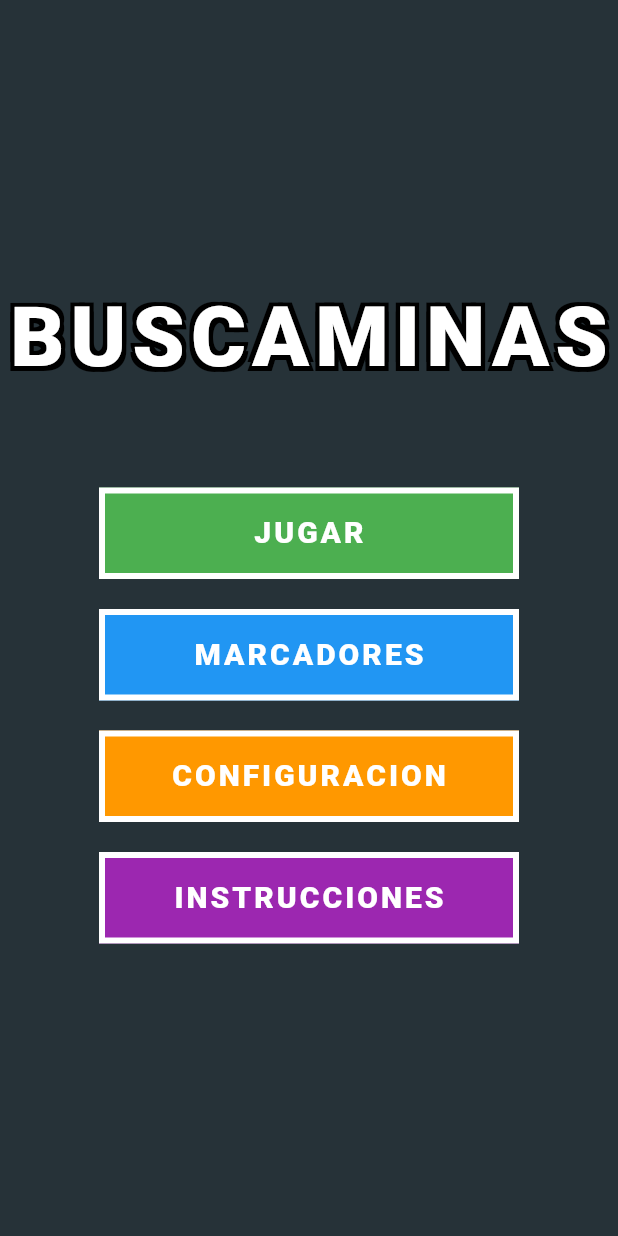
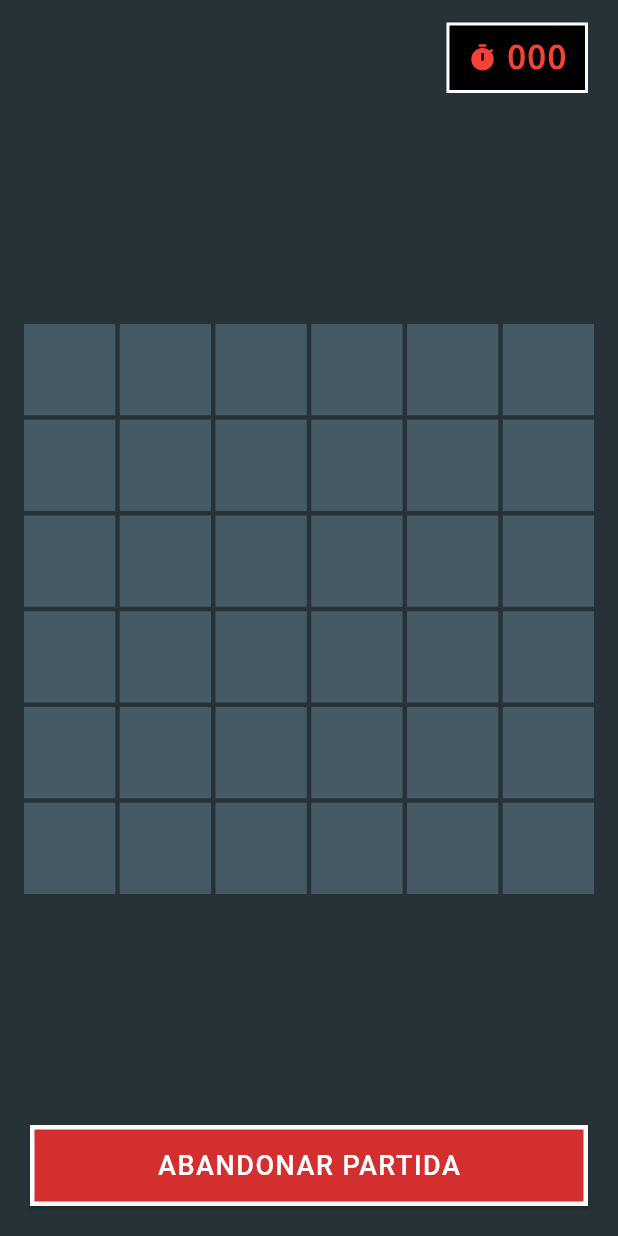
Before and after one commit to genesis-2909/Proyecto-Buscaminas-Genesis-Pena-y-Emily-Rodriguez, a Flutter app: the screen it shows after launch, after a tap on "JUGAR", on a phone screen of 412 x 824 dp. Run offline on Flutter 3.47's test engine with Material 3 defaults, Android fonts, the phone set to English and light mode, and no system bars; our stand-ins replace animate_do, shared_preferences; Roboto replaces fonts that are missing (Impact).

Commit message:
Emily: Tablero dinamico con cronometro y navegacion del juego completados

```diff
--- /dev/null
+++ b/lib/models/board_model.dart
@@ -0,0 +1,137 @@
+import 'dart:math';
+import 'cell_model.dart';
+
+class BoardModel {
+  final int rows;
+  final int cols;
+  final int numberOfMines;
+
+  late List<List<CellModel>> cells;
+  bool isGameOver = false;
+  bool isGameWon = false;
+
+  BoardModel({
+    required this.rows,
+    required this.cols,
+    required this.numberOfMines,
+  }) {
+    _generateBoard();
+  }
+
+  void _generateBoard() {
+    cells = List.generate(rows, (r) {
+      return List.generate(cols, (c) {
+        return CellModel(row: r, col: c);
+      });
+    });
+    _placeMines();
+    _calculateAdjacentMines();
+  }
+
+  void _placeMines() {
+    int minesPlaced = 0;
+    final random = Random();
+
+    while (minesPlaced < numberOfMines) {
+      int r = random.nextInt(rows);
+      int c = random.nextInt(cols);
+
+      if (!cells[r][c].isMine) {
+        cells[r][c].isMine = true;
+        minesPlaced++;
+      }
+    }
+  }
+
+  void _calculateAdjacentMines() {
+    for (int r = 0; r < rows; r++) {
+      for (int c = 0; c < cols; c++) {
+        if (cells[r][c].isMine) continue;
+
+        int mineCount = 0;
+        for (int i = -1; i <= 1; i++) {
+          for (int j = -1; j <= 1; j++) {
+            int newRow = r + i;
+            int newCol = c + j;
+
+            if (newRow >= 0 && newRow < rows && newCol >= 0 && newCol < cols) {
+              if (cells[newRow][newCol].isMine) {
+                mineCount++;
+              }
+            }
+          }
+        }
+        cells[r][c].adjacentMines = mineCount;
+      }
+    }
+  }
+
+  void revealCell(int r, int c) {
+    if (isGameOver ||
+        isGameWon ||
+        cells[r][c].isRevealed ||
+        cells[r][c].isFlagged)
+      return;
+
+    cells[r][c].isRevealed = true;
+
+    if (cells[r][c].isMine) {
+      isGameOver = true;
+      _revealAllMines();
+      return;
+    }
+
+    if (cells[r][c].adjacentMines == 0) {
+      _revealExpanded(r, c);
+    }
+
+    _checkWinCondition();
+  }
+
+  void _revealExpanded(int r, int c) {
+    for (int i = -1; i <= 1; i++) {
+      for (int j = -1; j <= 1; j++) {
+        int newRow = r + i;
+        int newCol = c + j;
+
+        if (newRow >= 0 && newRow < rows && newCol >= 0 && newCol < cols) {
+          final neighbor = cells[newRow][newCol];
+          if (!neighbor.isRevealed && !neighbor.isMine && !neighbor.isFlagged) {
+            neighbor.isRevealed = true;
+            if (neighbor.adjacentMines == 0) {
+              _revealExpanded(newRow, newCol);
+            }
+          }
+        }
+      }
+    }
+  }
+
+  void toggleFlag(int r, int c) {
+    if (isGameOver || isGameWon || cells[r][c].isRevealed) return;
+    cells[r][c].isFlagged = !cells[r][c].isFlagged;
+  }
+
+  void _revealAllMines() {
+    for (var row in cells) {
+      for (var cell in row) {
+        if (cell.isMine) cell.isRevealed = true;
+      }
+    }
+  }
+
+  void _checkWinCondition() {
+    bool won = true;
+    for (var row in cells) {
+      for (var cell in row) {
+        if (!cell.isMine && !cell.isRevealed) {
+          won = false;
+          break;
+        }
+      }
+    }
+    if (won) {
+      isGameWon = true;
+    }
+  }
+}
--- /dev/null
+++ b/lib/models/cell_model.dart
@@ -0,0 +1,18 @@
+class CellModel {
+  final int row;
+  final int col;
+
+  bool isMine;
+  bool isRevealed;
+  bool isFlagged;
+  int adjacentMines;
+
+  CellModel({
+    required this.row,
+    required this.col,
+    this.isMine = false,
+    this.isRevealed = false,
+    this.isFlagged = false,
+    this.adjacentMines = 0,
+  });
+}
--- /dev/null
+++ b/lib/screens/game_screen.dart
@@ -0,0 +1,339 @@
+import 'dart:async';
+import 'package:flutter/material.dart';
+import '../core/game_preferences.dart';
+import 'package:proyecto_buscaminas/models/board_model.dart';
+import 'package:proyecto_buscaminas/models/cell_model.dart';
+
+class GameScreen extends StatefulWidget {
+  const GameScreen({super.key});
+
+  @override
+  State<GameScreen> createState() => _GameScreenState();
+}
+
+class _GameScreenState extends State<GameScreen> {
+  BoardModel? _board;
+  Timer? _timer;
+  int _secondsElapsed = 0;
+  bool _isFirstClick = true;
+  String _difficultyName = 'Principiante';
+
+  @override
+  void initState() {
+    super.initState();
+    _setupGame();
+  }
+
+  @override
+  void dispose() {
+    _timer?.cancel();
+    super.dispose();
+  }
+
+  // Carga la dificultad guardada dinámicamente y crea el tablero lógico
+  void _setupGame() async {
+    final prefs = await GamePreferences.getDifficulty();
+
+    setState(() {
+      _difficultyName = prefs['name'];
+      _board = BoardModel(
+        rows: prefs['rows'],
+        cols: prefs['cols'],
+        numberOfMines: prefs['mines'],
+      );
+      _secondsElapsed = 0;
+      _isFirstClick = true;
+    });
+    _timer?.cancel();
+  }
+
+  // Inicia el cronómetro en el primer toque del jugador
+  void _startTimer() {
+    _timer = Timer.periodic(const Duration(seconds: 1), (timer) {
+      if (_board != null && !_board!.isGameOver && !_board!.isGameWon) {
+        setState(() {
+          _secondsElapsed++;
+        });
+      } else {
+        _timer?.cancel();
+      }
+    });
+  }
+
+  // Maneja el clic normal en una casilla
+  void _handleCellTap(int r, int c) {
+    if (_board == null || _board!.isGameOver || _board!.isGameWon) return;
+
+    if (_isFirstClick) {
+      _isFirstClick = false;
+      _startTimer();
+    }
+
+    setState(() {
+      _board!.revealCell(r, c);
+    });
+
+    if (_board!.isGameOver) {
+      _showEndDialog(
+        title: '¡BOOM!',
+        message: 'Pisaste una mina. Inténtalo de nuevo.',
+        color: Colors.red,
+      );
+    } else if (_board!.isGameWon) {
+      _showEndDialog(
+        title: '¡VICTORIA!',
+        message: '¡Ganaste en $_secondsElapsed segundos!',
+        color: Colors.green,
+      );
+      // Aquí conectaremos luego el guardado en los marcadores
+    }
+  }
+
+  // Maneja el clic largo para colocar banderas
+  void _handleCellLongPress(int r, int c) {
+    if (_board == null || _board!.isGameOver || _board!.isGameWon) return;
+
+    setState(() {
+      _board!.toggleFlag(r, c);
+    });
+  }
+
+  // Alerta de fin de partida (Ganar o Perder)
+  void _showEndDialog({
+    required String title,
+    required String message,
+    required Color color,
+  }) {
+    showDialog(
+      context: context,
+      barrierDismissible: false,
+      builder: (context) => AlertDialog(
+        backgroundColor: Colors.blueGrey[800],
+        shape: const RoundedRectangleBorder(
+          side: BorderSide(color: Colors.white, width: 3),
+          borderRadius: BorderRadius.zero,
+        ),
+        title: Text(
+          title,
+          style: TextStyle(
+            fontFamily: 'Impact',
+            color: color,
+            fontSize: 28,
+            letterSpacing: 2,
+          ),
+        ),
+        content: Text(
+          message,
+          style: const TextStyle(color: Colors.white, fontSize: 16),
+        ),
+        actions: [
+          TextButton(
+            onPressed: () {
+              Navigator.pop(context);
+              _setupGame(); // Reinicia el juego
+            },
+            child: const Text(
+              'REINTENTAR',
+              style: TextStyle(color: Colors.yellow, fontFamily: 'Impact'),
+            ),
+          ),
+          TextButton(
+            onPressed: () {
+              Navigator.pop(context); // Cierra el diálogo
+              Navigator.pop(context); // Vuelve al menú
+            },
+            child: const Text(
+              'MENU',
+              style: TextStyle(color: Colors.white, fontFamily: 'Impact'),
+            ),
+          ),
+        ],
+      ),
+    );
+  }
+
+  @override
+  Widget build(BuildContext context) {
+    if (_board == null) {
+      return Scaffold(
+        backgroundColor: Colors.blueGrey[900],
+        body: const Center(
+          child: CircularProgressIndicator(color: Colors.green),
+        ),
+      );
+    }
+
+    return Scaffold(
+      backgroundColor: Colors.blueGrey[900],
+      body: SafeArea(
+        child: Column(
+          children: [
+            const SizedBox(height: 15),
+            // CABECERA DEL JUEGO (Dificultad y Cronómetro)
+            Padding(
+              padding: const EdgeInsets.symmetric(horizontal: 20.0),
+              child: Row(
+                mainAxisAlignment: MainAxisAlignment.spaceBetween,
+                children: [
+                  Text(
+                    _difficultyName.toUpperCase(),
+                    style: const TextStyle(
+                      color: Colors.white,
+                      fontSize: 22,
+                      fontFamily: 'Impact',
+                      letterSpacing: 1,
+                    ),
+                  ),
+                  Container(
+                    padding: const EdgeInsets.symmetric(
+                      horizontal: 12,
+                      vertical: 6,
+                    ),
+                    decoration: BoxDecoration(
+                      color: Colors.black,
+                      border: Border.all(color: Colors.white, width: 2),
+                    ),
+                    child: Row(
+                      children: [
+                        const Icon(Icons.timer, color: Colors.red, size: 20),
+                        const SizedBox(width: 6),
+                        Text(
+                          _secondsElapsed.toString().padLeft(3, '0'),
+                          style: const TextStyle(
+                            color: Colors.red,
+                            fontSize: 22,
+                            fontWeight: FontWeight.bold,
+                            fontFamily: 'Courier',
+                          ),
+                        ),
+                      ],
+                    ),
+                  ),
+                ],
+              ),
+            ),
+            const SizedBox(height: 20),
+
+            // CONTENEDOR DEL TABLERO DE JUEGO
+            Expanded(
+              child: Center(
+                child: Padding(
+                  padding: const EdgeInsets.all(16.0),
+                  child: AspectRatio(
+                    aspectRatio:
+                        1, // Mantiene el tablero perfectamente cuadrado
+                    child: GridView.builder(
+                      physics:
+                          const NeverScrollableScrollPhysics(), // Evita que el tablero se desplace
+                      itemCount: _board!.rows * _board!.cols,
+                      gridDelegate: SliverGridDelegateWithFixedCrossAxisCount(
+                        crossAxisCount: _board!.cols,
+                        crossAxisSpacing: 3,
+                        mainAxisSpacing: 3,
+                      ),
+                      itemBuilder: (context, index) {
+                        int r = index ~/ _board!.cols;
+                        int c = index % _board!.cols;
+                        CellModel cell = _board!.cells[r][c];
+
+                        return GestureDetector(
+                          onTap: () => _handleCellTap(r, c),
+                          onLongPress: () => _handleCellLongPress(r, c),
+                          child: _buildCellWidget(cell),
+                        );
+                      },
+                    ),
+                  ),
+                ),
+              ),
+            ),
+
+            // BOTÓN DE REINICIAR / VOLVER
+            Padding(
+              padding: const EdgeInsets.all(20.0),
+              child: SizedBox(
+                width: double.infinity,
+                child: ElevatedButton(
+                  style: ElevatedButton.styleFrom(
+                    backgroundColor: Colors.red[700],
+                    foregroundColor: Colors.white,
+                    padding: const EdgeInsets.symmetric(vertical: 14),
+                    shape: const RoundedRectangleBorder(
+                      borderRadius: BorderRadius.zero,
+                      side: BorderSide(color: Colors.white, width: 3),
+                    ),
+                  ),
+                  onPressed: () => Navigator.pop(context),
+                  child: const Text(
+                    'ABANDONAR PARTIDA',
+                    style: TextStyle(
+                      fontFamily: 'Impact',
+                      fontSize: 18,
+                      letterSpacing: 1,
+                    ),
+                  ),
+                ),
+              ),
+            ),
+          ],
+        ),
+      ),
+    );
+  }
+
+  // Dibuja visualmente cada celda dependiendo de su estado interno
+  Widget _buildCellWidget(CellModel cell) {
+    if (!cell.isRevealed) {
+      return Container(
+        color: Colors.blueGrey[700],
+        child: cell.isFlagged
+            ? const Icon(Icons.flag, color: Colors.orange, size: 20)
+            : const SizedBox(),
+      );
+    }
+
+    // Si ya fue revelada y es una mina
+    if (cell.isMine) {
+      return Container(
+        color: Colors.red[900],
+        child: const Icon(
+          Icons.brightness_7,
+          color: Colors.white,
+          size: 20,
+        ), // Icono tipo mina/bomba
+      );
+    }
+
+    // Si fue revelada y está vacía o tiene números vecinos
+    return Container(
+      color: Colors.blueGrey[300],
+      alignment: Alignment.center,
+      child: cell.adjacentMines > 0
+          ? Text(
+              '${cell.adjacentMines}',
+              style: TextStyle(
+                fontWeight: FontWeight.bold,
+                fontSize: 18,
+                color: _getMineNumberColor(cell.adjacentMines),
+              ),
+            )
+          : const SizedBox(),
+    );
+  }
+
+  // Colores clásicos de los números del Buscaminas original
+  Color _getMineNumberColor(int number) {
+    switch (number) {
+      case 1:
+        return Colors.blue[900]!;
+      case 2:
+        return Colors.green[900]!;
+      case 3:
+        return Colors.red[900]!;
+      case 4:
+        return Colors.purple[900]!;
+      default:
+        return Colors.black;
+    }
+  }
+}
--- a/lib/screens/menu_screen.dart
+++ b/lib/screens/menu_screen.dart
@@ -2,6 +2,7 @@ import 'package:flutter/material.dart';
 import 'package:animate_do/animate_do.dart';
 import 'instrucciones_screen.dart';
 import 'settings_screen.dart';
+import 'game_screen.dart';
 
 class MenuScreen extends StatelessWidget {
   const MenuScreen({super.key});
@@ -45,7 +46,12 @@ class MenuScreen extends StatelessWidget {
                   ),
                 ),
                 const SizedBox(height: 50),
-                _buildMenuButton(context, 'JUGAR', Colors.green, () {}),
+                _buildMenuButton(context, 'JUGAR', Colors.green, () {
+                  Navigator.push(
+                    context,
+                    MaterialPageRoute(builder: (context) => const GameScreen()),
+                  );
+                }),
                 _buildMenuButton(context, 'MARCADORES', Colors.blue, () {}),
                 _buildMenuButton(context, 'CONFIGURACION', Colors.orange, () {
                   Navigator.push(
```
